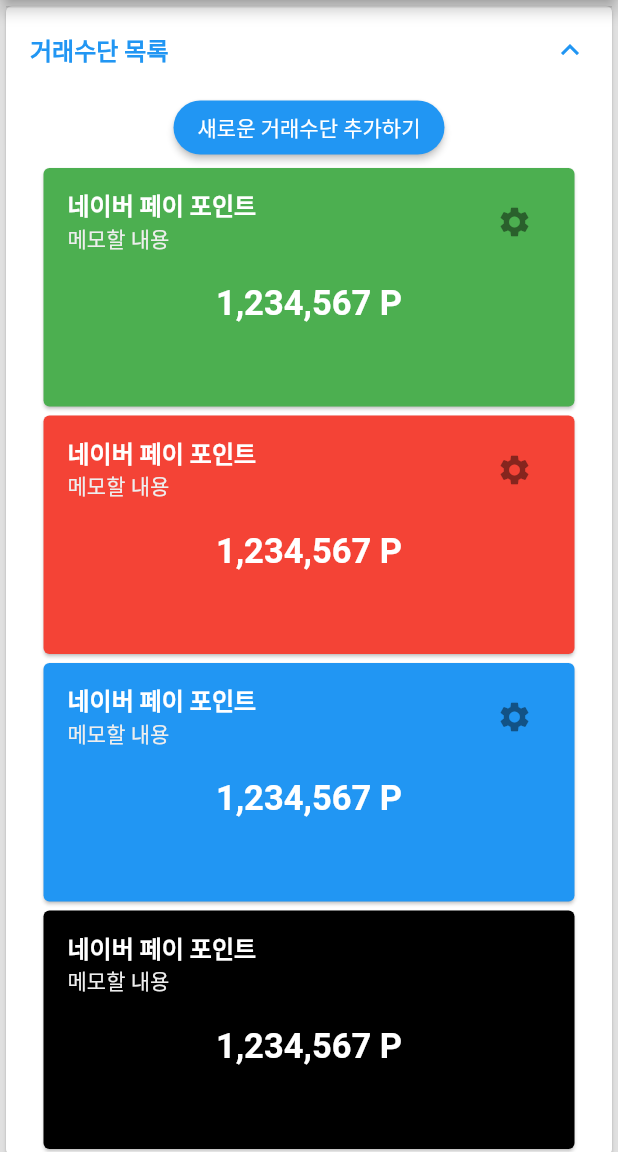
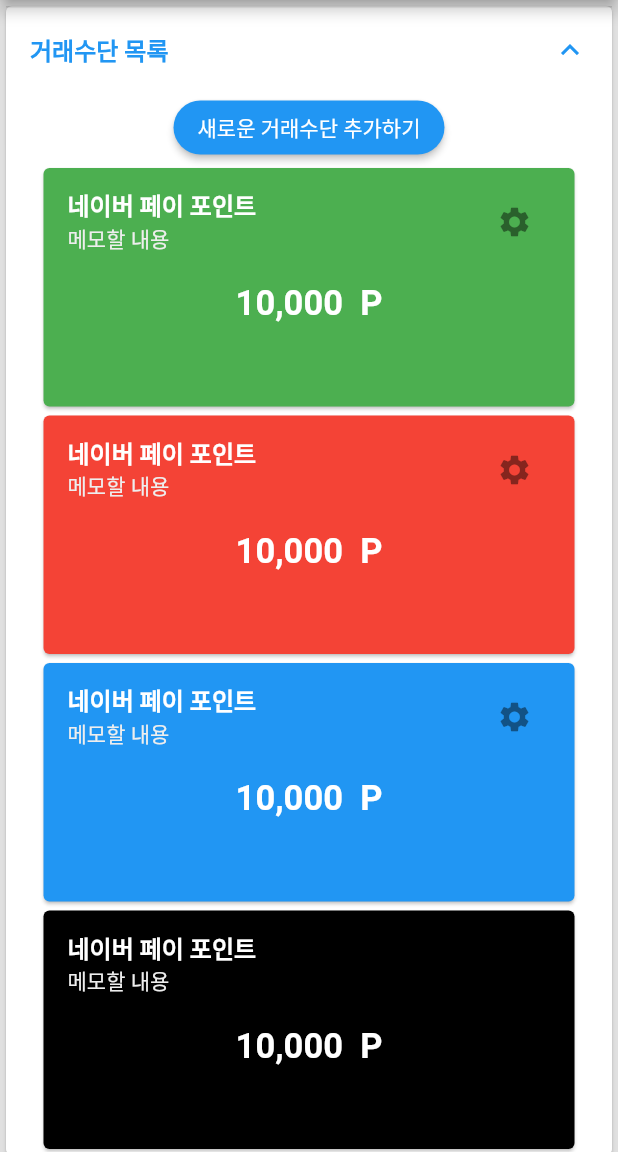
Before and after one commit to kjunha/unnamed-flutter-project, a Flutter app: the screen it shows after launch, on a phone screen of 412 x 824 dp, the part 84-1236 px from its top. Run offline on Flutter 3.47's test engine with Material 2 defaults, Android fonts, the phone set to English and light mode, and no system bars; our stand-ins replace flutter_chips_input, flutter_form_builder, grouped_list, material_segmented_control.

Commit message:
all CRUD view available

```diff
--- a/lib/main.dart
+++ b/lib/main.dart
@@ -1,6 +1,6 @@
 import 'package:flutter/material.dart';
 import 'package:grouped_list/grouped_list.dart';
-import 'package:intl/intl.dart';
+import 'source_common.dart';
 import './record_form.dart';
 import './method_form.dart';
 import './drawer_common.dart';
@@ -39,15 +39,15 @@ class Overview extends StatefulWidget {
 
 class _OverviewState extends State<Overview> {
   var _dummy = [
-    {"date": "2020/06/05", "value":"v1"},
-    {"date": "2020/06/05", "value":"v2"},
-    {"date": "2020/06/05", "value":"v3"},
-    {"date": "2020/06/07", "value":"v4"},
-    {"date": "2020/06/07", "value":"v5"},
-    {"date": "2020/06/05", "value":"v6"},
-    {"date": "2020/06/05", "value":"v7"},
-    {"date": "2020/06/03", "value":"v8"},
-    {"date": "2020/05/30", "value":"v9"}
+    {"date": "2020/06/05", "value":"10000"},
+    {"date": "2020/06/05", "value":"10000"},
+    {"date": "2020/06/05", "value":"10000"},
+    {"date": "2020/06/07", "value":"10000"},
+    {"date": "2020/06/07", "value":"10000"},
+    {"date": "2020/06/05", "value":"10000"},
+    {"date": "2020/06/05", "value":"10000"},
+    {"date": "2020/06/03", "value":"10000"},
+    {"date": "2020/05/30", "value":"10000"}
   ];
   Widget _buildGroupSeparator(dynamic groupByValue) {
     return Text('$groupByValue');
@@ -56,10 +56,11 @@ class _OverviewState extends State<Overview> {
   //List Tile UI
   Widget _buildRecordList(BuildContext context, dynamic element) {
     var labelColor = Colors.blue;
-    var trailingTextColor = Colors.green;
+    var positiveTextColor = Colors.green;
+    var negativeTextColor = Colors.red;
     return Card(
       child: ListTile(
-        title:Text('지출내역 상세기록 ' + element['value'], ),
+        title:Text('지출내역 상세기록 ',),
         subtitle: Text('지불수단'),
         leading: Container(
           child: Center(child: Text('최대글자', style: TextStyle(fontSize: 9, fontWeight: FontWeight.bold, color: Colors.white, letterSpacing: 1),)),
@@ -67,7 +68,12 @@ class _OverviewState extends State<Overview> {
           height: 22,
           decoration: BoxDecoration(border: Border.all(color:labelColor, width:1), borderRadius: BorderRadius.circular(12), color: labelColor),
         ),
-        trailing: Text('10,000', style: TextStyle(color: trailingTextColor, fontWeight: FontWeight.bold, fontSize: 18),) ,
+        trailing: Text(
+          buildCurrencyString(10000, false),
+          style: TextStyle(
+            color: double.parse(element['value'])>0?positiveTextColor:negativeTextColor,
+            fontWeight: FontWeight.bold, fontSize: 18
+          ),),
         onTap: () {},
       ),
     );
@@ -90,7 +96,7 @@ class _OverviewState extends State<Overview> {
           mainAxisSize: MainAxisSize.min,
           crossAxisAlignment: CrossAxisAlignment.stretch,
           children: [
-            PointWalletListView(),
+            TxMethodWalletListView(),
             //수입 및 지출내역 block
             Card(
               child: Column(children: [
@@ -111,21 +117,21 @@ class _OverviewState extends State<Overview> {
                             crossAxisAlignment: CrossAxisAlignment.center,
                             children: <Widget>[
                               Text('수입', style:TextStyle(fontWeight: FontWeight.bold, color: Colors.blue)),
-                              Text('10,000', style: TextStyle(fontWeight: FontWeight.bold, fontSize: 20))
+                              Text(buildCurrencyString(10000, false), style: TextStyle(fontWeight: FontWeight.bold, fontSize: 20))
                             ],
                           ),
                           Column(
                             crossAxisAlignment: CrossAxisAlignment.center,
                             children: <Widget>[
                               Text('지출', style:TextStyle(fontWeight: FontWeight.bold, color: Colors.blue)),
-                              Text('10,000', style: TextStyle(fontWeight: FontWeight.bold, fontSize: 20))
+                              Text(buildCurrencyString(10000, false), style: TextStyle(fontWeight: FontWeight.bold, fontSize: 20))
                             ],
                           ),
                           Column(
                             crossAxisAlignment: CrossAxisAlignment.center,
                             children: <Widget>[
                               Text('누계', style:TextStyle(fontWeight: FontWeight.bold, color: Colors.blue)),
-                              Text('10,000', style: TextStyle(fontWeight: FontWeight.bold, fontSize: 20))
+                              Text(buildCurrencyString(10000, false), style: TextStyle(fontWeight: FontWeight.bold, fontSize: 20))
                             ],
                           ),
                         ]
@@ -150,16 +156,10 @@ class _OverviewState extends State<Overview> {
   }
 }
 
-//(REMAIN)Togglable Features in overview page
-class PointWalletListView extends StatefulWidget {
-  @override
-  _PointWalletListViewState createState() => _PointWalletListViewState();
-}
+class TxMethodWalletListView extends StatelessWidget {
+  final _dummy = [Colors.green, Colors.red, Colors.blue, Colors.black];
 
-class _PointWalletListViewState extends State<PointWalletListView> {
-  var _dummy = [Colors.green, Colors.red, Colors.blue, Colors.black];
-
-  List<Widget> _buildPointWallet() {
+  List<Widget> _buildPointWallet(BuildContext context) {
     List<Widget> _walletStack = [];
     _walletStack.add(RaisedButton(
       child: Text('새로운 거래수단 추가하기', style: TextStyle(color: Colors.white),),
@@ -183,7 +183,7 @@ class _PointWalletListViewState extends State<PointWalletListView> {
                 ),
               ),
               SizedBox(height: 5,),
-              Center(child: Text('1,234,567 P', style: TextStyle(fontSize: 23, color: Colors.white, fontWeight: FontWeight.bold),),),
+              Center(child: Text(buildCurrencyString(10000, true), style: TextStyle(fontSize: 23, color: Colors.white, fontWeight: FontWeight.bold),),),
               SizedBox(height: 55,),
             ],
           ),
@@ -199,7 +199,7 @@ class _PointWalletListViewState extends State<PointWalletListView> {
       child: ExpansionTile(
         title: Text('거래수단 목록', style: TextStyle(fontWeight: FontWeight.bold), ),
         initiallyExpanded: true,
-        children: _buildPointWallet(),
+        children: _buildPointWallet(context),
       ),
     );
   }
--- /dev/null
+++ b/lib/source_common.dart
@@ -0,0 +1,9 @@
+import 'package:intl/intl.dart';
+
+final _nf = NumberFormat("#,###.##");
+final _unit = ' 원';
+final _point = ' P';
+
+String buildCurrencyString(double value, bool isPoint) {
+  return _nf.format(value) + " " + (isPoint?_point:_unit);
+}
```
Also changed, not shown: lib/method_list.dart (+64 -10 lines), lib/record_form.dart (+21 -9 lines), lib/record_list.dart (+61 -1 lines).
